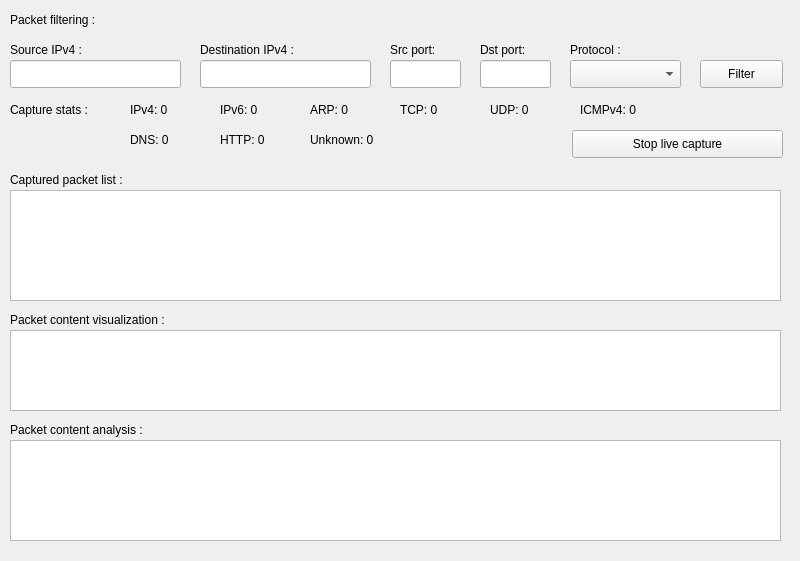
The window that capture.ui (ES-Six/LittleShark) describes before a commit, drawn with Qt 5.
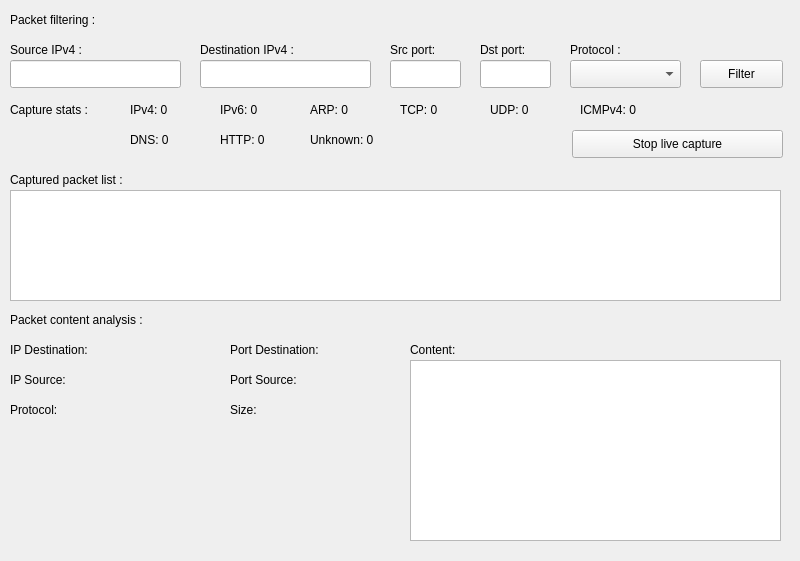
The same window after the commit.

Commit message: First version of packets details

Diff of the .ui file:
```diff
--- a/capture.ui
+++ b/capture.ui
@@ -169,36 +169,10 @@
   <widget class="QPlainTextEdit" name="packetContentVisualisation">
    <property name="geometry">
     <rect>
-     <x>10</x>
-     <y>330</y>
-     <width>771</width>
-     <height>81</height>
-    </rect>
-   </property>
-   <property name="readOnly">
-    <bool>true</bool>
-   </property>
-  </widget>
-  <widget class="QLabel" name="label_7">
-   <property name="geometry">
-    <rect>
-     <x>10</x>
-     <y>310</y>
-     <width>191</width>
-     <height>20</height>
-    </rect>
-   </property>
-   <property name="text">
-    <string>Packet content visualization :</string>
-   </property>
-  </widget>
-  <widget class="QPlainTextEdit" name="plainTextEdit_2">
-   <property name="geometry">
-    <rect>
-     <x>10</x>
-     <y>440</y>
-     <width>771</width>
-     <height>101</height>
+     <x>410</x>
+     <y>360</y>
+     <width>371</width>
+     <height>181</height>
     </rect>
    </property>
    <property name="readOnly">
@@ -209,7 +183,7 @@
    <property name="geometry">
     <rect>
      <x>10</x>
-     <y>420</y>
+     <y>310</y>
      <width>191</width>
      <height>20</height>
     </rect>
@@ -384,6 +358,97 @@
     <string>Unknown: 0</string>
    </property>
   </widget>
+  <widget class="QLabel" name="packetDestination">
+   <property name="geometry">
+    <rect>
+     <x>10</x>
+     <y>340</y>
+     <width>201</width>
+     <height>20</height>
+    </rect>
+   </property>
+   <property name="text">
+    <string>IP Destination:</string>
+   </property>
+  </widget>
+  <widget class="QLabel" name="packetSource">
+   <property name="geometry">
+    <rect>
+     <x>10</x>
+     <y>370</y>
+     <width>211</width>
+     <height>20</height>
+    </rect>
+   </property>
+   <property name="text">
+    <string>IP Source:</string>
+   </property>
+  </widget>
+  <widget class="QLabel" name="packetPortDestination">
+   <property name="geometry">
+    <rect>
+     <x>230</x>
+     <y>340</y>
+     <width>161</width>
+     <height>20</height>
+    </rect>
+   </property>
+   <property name="text">
+    <string>Port Destination:</string>
+   </property>
+  </widget>
+  <widget class="QLabel" name="packetPortSource">
+   <property name="geometry">
+    <rect>
+     <x>230</x>
+     <y>370</y>
+     <width>161</width>
+     <height>20</height>
+    </rect>
+   </property>
+   <property name="text">
+    <string>Port Source:</string>
+   </property>
+  </widget>
+  <widget class="QLabel" name="label_11">
+   <property name="geometry">
+    <rect>
+     <x>410</x>
+     <y>340</y>
+     <width>62</width>
+     <height>20</height>
+    </rect>
+   </property>
+   <property name="text">
+    <string>Content:</string>
+   </property>
+  </widget>
+  <widget class="QLabel" name="packetProtocol">
+   <property name="geometry">
+    <rect>
+     <x>10</x>
+     <y>400</y>
+     <width>211</width>
+     <height>20</height>
+    </rect>
+   </property>
+   <property name="text">
+    <string>Protocol:</string>
+   </property>
+  </widget>
+  <widget class="QLabel" name="packetSize">
+   <property name="geometry">
+    <rect>
+     <x>230</x>
+     <y>400</y>
+     <width>151</width>
+     <height>20</height>
+    </rect>
+   </property>
+   <property name="text">
+    <string>Size:</string>
+   </property>
+  </widget>
  </widget>
  <resources/>
  <connections/>
```
Left out of the diff: 2 changed lines with no effect on the pictures. The commit also changes 2 other files.
